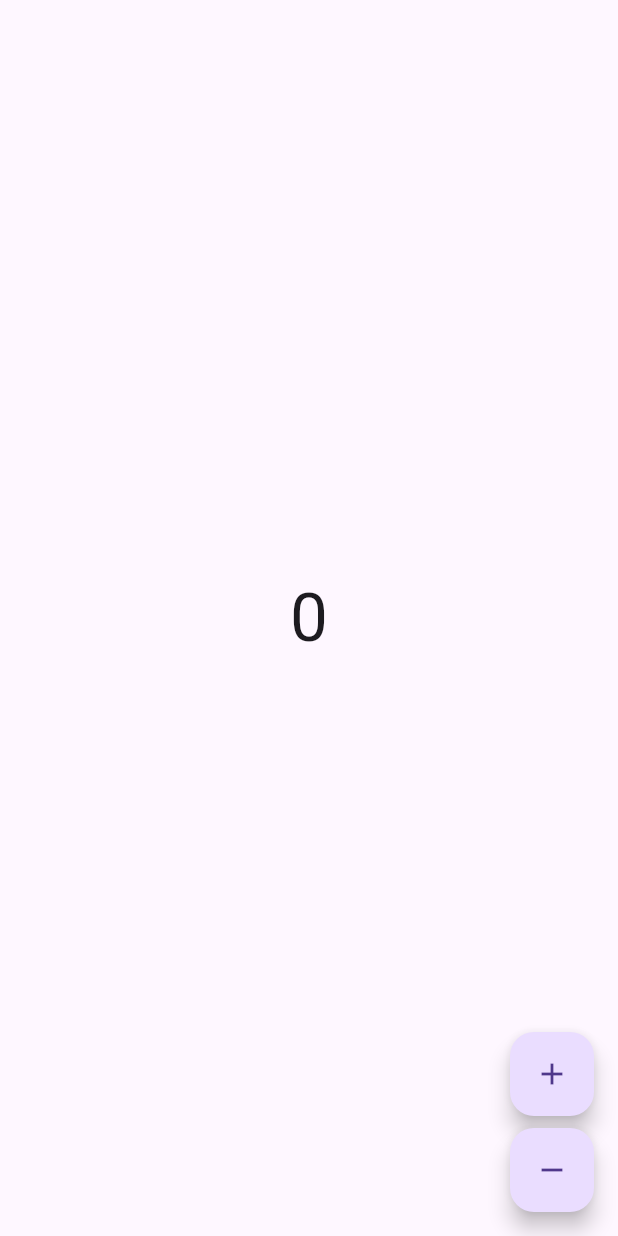
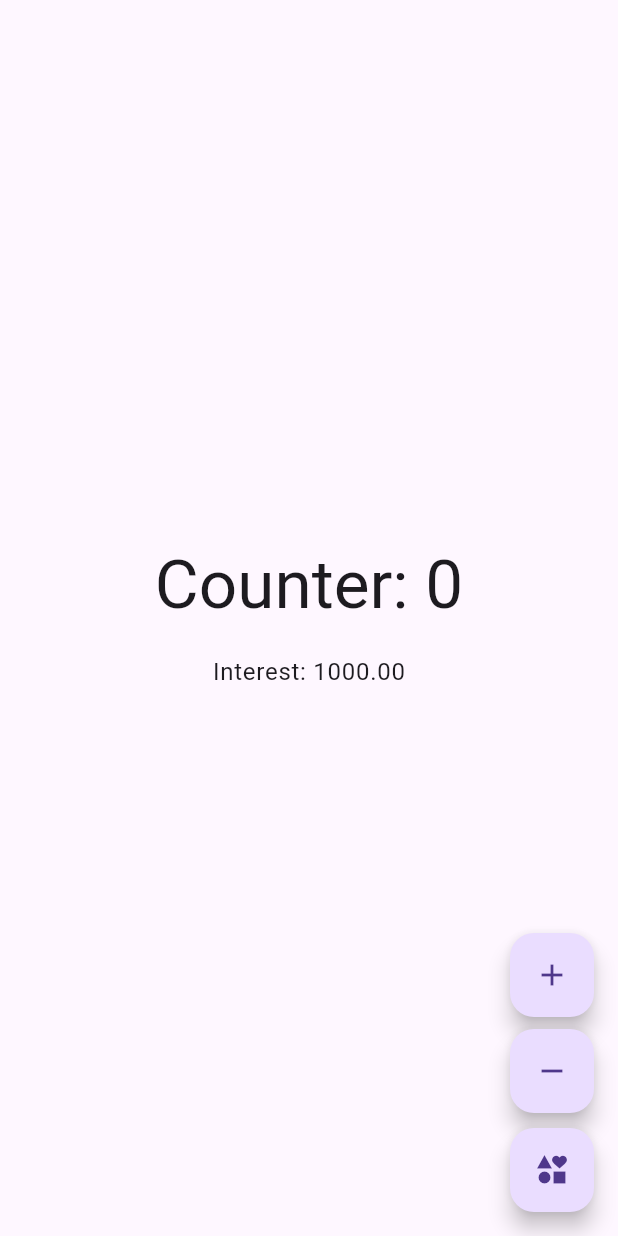
Before and after one commit to Soyabali/CounterApp-with--BlockPattern, a Flutter app: the screen it shows after launch, on a phone screen of 412 x 824 dp. Run offline on Flutter 3.47's test engine with Material 3 defaults, Android fonts, the phone set to English and light mode, and no system bars; our stand-ins replace bloc, flutter_bloc.

Commit message:
add Compound interest

```diff
--- a/lib/counter/cubit/counter_cubit.dart
+++ b/lib/counter/cubit/counter_cubit.dart
@@ -1,8 +1,11 @@
+import 'dart:math';
 import 'package:bloc/bloc.dart';
+
 
 /// {@template counter_cubit}
 /// A [Cubit] which manages an [int] as its state.
 /// {@endtemplate}
+///
 class CounterCubit extends Cubit<int> {
   /// {@macro counter_cubit}
   CounterCubit() : super(0);
@@ -12,4 +15,13 @@ class CounterCubit extends Cubit<int> {
 
   /// Subtract 1 from the current state.
   void decrement() => emit(state - 1);
+  // compound function
+  double calculateCompoundInterest({
+    required double principal,
+    required double rate,
+    required int time,
+    int n = 1, // compounding frequency per year (default: yearly)
+  }) {
+    return principal * (pow((1 + (rate / (100 * n))), n * time));
+  }
 }
--- a/lib/counter/view/counter_page.dart
+++ b/lib/counter/view/counter_page.dart
@@ -1,6 +1,5 @@
 import 'package:flutter/material.dart';
 import 'package:flutter_bloc/flutter_bloc.dart';
-
 import '../cubit/counter_cubit.dart';
 import 'counter_view.dart';
 
@@ -10,6 +9,7 @@ import 'counter_view.dart';
 /// {@endtemplate}
 
 class CounterPage extends StatelessWidget {
+
   /// {@macro counter_page}
   const CounterPage({super.key});
 
--- a/lib/counter/view/counter_view.dart
+++ b/lib/counter/view/counter_view.dart
@@ -14,10 +14,27 @@ class CounterView extends StatelessWidget {
   Widget build(BuildContext context) {
     final textTheme = Theme.of(context).textTheme;
     return Scaffold(
+      // BlockBuilder
       body: Center(
         child: BlocBuilder<CounterCubit, int>(
           builder: (context, state) {
-            return Text('$state', style: textTheme.displayMedium);
+            // this is auth to cubit file
+            final cubit = context.read<CounterCubit>();
+            // to call a interext function
+            final interest = cubit.calculateCompoundInterest(
+              principal: 1000,
+              rate: 5,
+              time: state,
+            );
+            return Column(
+              mainAxisAlignment: MainAxisAlignment.center,
+              children: <Widget>[
+                Text('Counter: $state', style: textTheme.displayMedium),
+                SizedBox(height: 20),
+                Text('Interest: ${interest.toStringAsFixed(2)}', style: textTheme.bodyLarge),
+              ],
+            );
+           // return Text('$state', style: textTheme.displayMedium);
           },
         ),
       ),
@@ -29,6 +46,7 @@ class CounterView extends StatelessWidget {
             key: const Key('counterView_increment_floatingActionButton'),
             child: const Icon(Icons.add),
             // to call a increment function
+            // this is a way to call a function
             onPressed: () => context.read<CounterCubit>().increment(),
           ),
           const SizedBox(height: 8),
@@ -37,6 +55,12 @@ class CounterView extends StatelessWidget {
             child: const Icon(Icons.remove),
             onPressed: () => context.read<CounterCubit>().decrement(),
           ),
+          SizedBox(height: 10),
+          FloatingActionButton(
+            key: const Key('counterView_compoundInterest_floatingActionButton'),
+            child: const Icon(Icons.interests),
+            onPressed: () => context.read<CounterCubit>().calculateCompoundInterest(principal: 5000, rate: 2, time: 1),
+          ),
         ],
       ),
     );
--- a/lib/home/counterApp.dart
+++ b/lib/home/counterApp.dart
@@ -1,6 +1,5 @@
 import 'package:flutter/material.dart';
 import '../counter/view/counter_page.dart';
-
 
 /// {@template counter_app}
 /// A [MaterialApp] which sets the `home` to [CounterPage].
```
